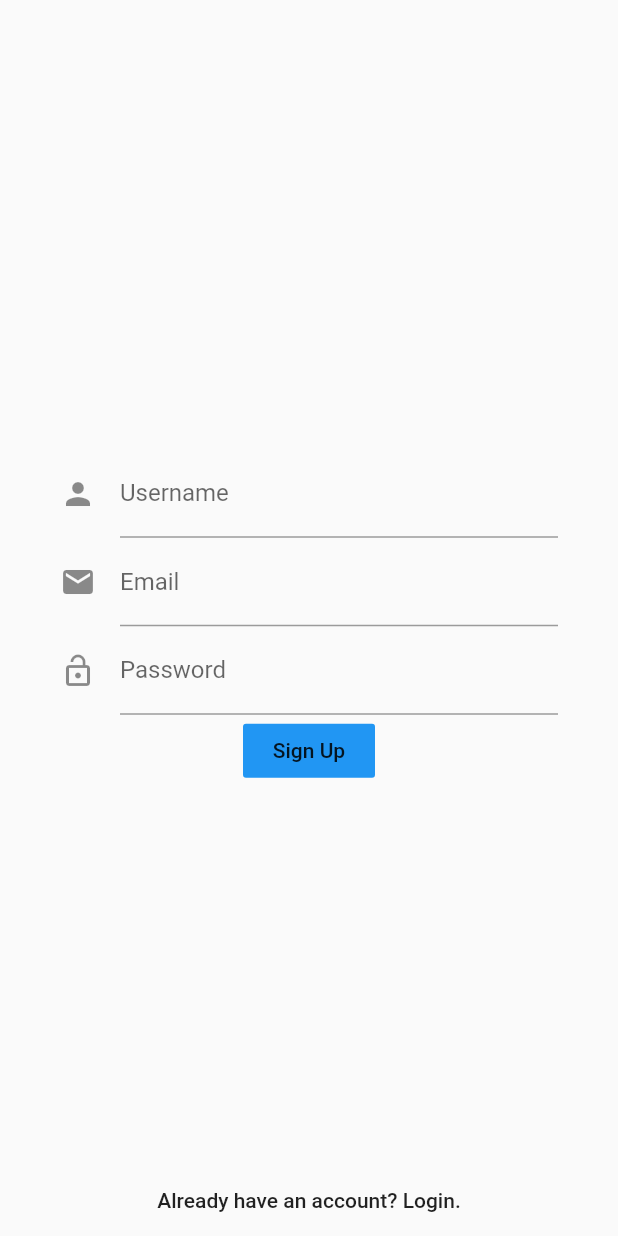
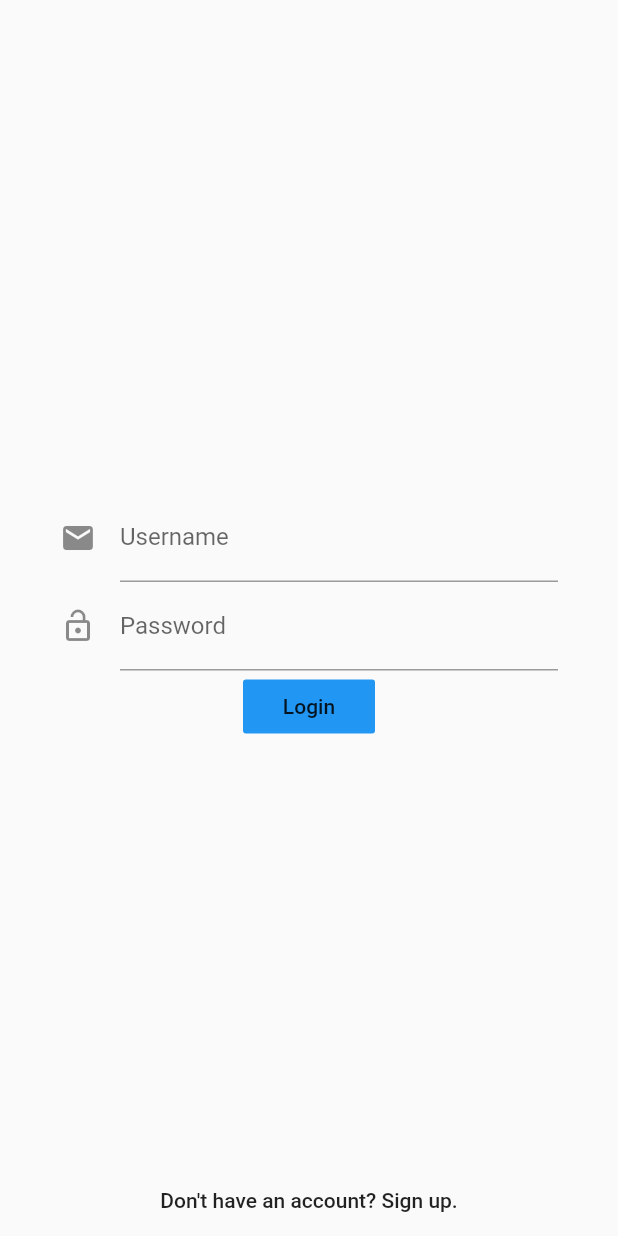
Before and after one commit to kaznak/202109.flutter-amplify-tutorial, a Flutter app: the screen it shows after launch, on a phone screen of 412 x 824 dp. Run offline on Flutter 3.47's test engine with Material 2 defaults, Android fonts, the phone set to English and light mode, and no system bars.

Commit message:
feat(frontend): lib/main.dart handle AuthService

```diff
--- a/src/frontend/lib/main.dart
+++ b/src/frontend/lib/main.dart
@@ -1,6 +1,7 @@
 import 'package:flutter/material.dart';
 import 'login_page.dart';
 import 'sign_up_page.dart';
+import 'auth_service.dart';
 
 void main() {
   runApp(MyApp());
@@ -13,19 +14,48 @@ class MyApp extends StatefulWidget {
 }
 
 class _MyAppState extends State<MyApp> {
+  final _authService = AuthService();
+
+  @override
+  void initState() {
+    super.initState();
+    _authService.showLogin();
+  }
+
   @override
   Widget build(BuildContext context) {
     return MaterialApp(
       title: 'Photo Gallery App',
       theme: ThemeData(visualDensity: VisualDensity.adaptivePlatformDensity),
       // 2
-      home: Navigator(
-        pages: [
-          MaterialPage(child: LoginPage()),
-          MaterialPage(child: SignUpPage())
-        ],
-        onPopPage: (route, result) => route.didPop(result),
-      ),
+      home: StreamBuilder<AuthState>(
+          // 2
+          stream: _authService.authStateController.stream,
+          builder: (context, snapshot) {
+            // 3
+            if (snapshot.hasData) {
+              return Navigator(
+                pages: [
+                  // 4
+                  // Show Login Page
+                  if (snapshot.data!.authFlowStatus == AuthFlowStatus.login)
+                    MaterialPage(child: LoginPage()),
+
+                  // 5
+                  // Show Sign Up Page
+                  if (snapshot.data!.authFlowStatus == AuthFlowStatus.signUp)
+                    MaterialPage(child: SignUpPage())
+                ],
+                onPopPage: (route, result) => route.didPop(result),
+              );
+            } else {
+              // 6
+              return Container(
+                alignment: Alignment.center,
+                child: CircularProgressIndicator(),
+              );
+            }
+          }),
     );
   }
 }
```
